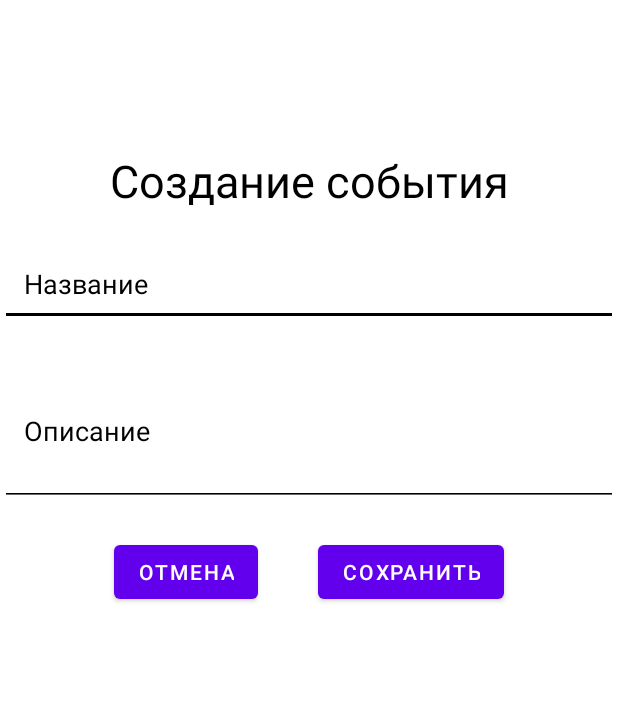
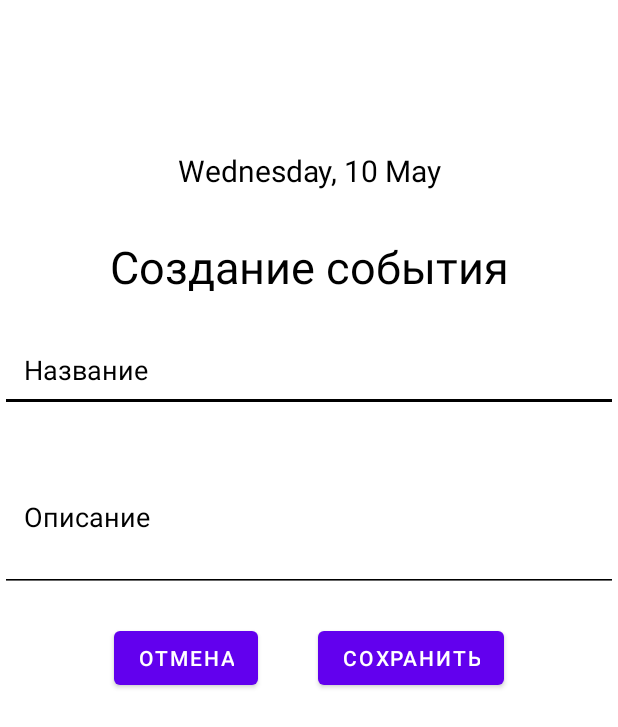
Before and after one commit to CreatFun/LifeRun, an Android app: the EventDetailsActivity screen opened directly, with no data from a screen before it, on a phone screen of 412 x 824 dp. Shown: the top 727 px of the screen. Run offline under Robolectric (Android 15) with nearby library versions, the phone set to English and light mode, and no system bars; our stand-ins replace Room's generated code.

Commit message:
added day of week and date displaying in event details activity

```diff
--- a/app/src/main/java/com/example/liferun/EventDetailsActivity.java
+++ b/app/src/main/java/com/example/liferun/EventDetailsActivity.java
@@ -14,6 +14,7 @@ import com.example.liferun.model.Event;
 import com.example.liferun.model.Note;
 
 import java.time.ZoneId;
+import java.time.format.DateTimeFormatter;
 import java.time.temporal.ChronoField;
 import java.time.temporal.TemporalField;
 import java.util.Calendar;
@@ -29,7 +30,7 @@ public class EventDetailsActivity extends AppCompatActivity {
     Button saveEventButton, cancelButton;
 
     private EditText eventName, eventDescription;
-    private TextView createEdit_text;
+    private TextView createEdit_text, eventDate_text;
 
     @Override
     protected void onCreate(Bundle savedInstanceState) {
@@ -39,8 +40,14 @@ public class EventDetailsActivity extends AppCompatActivity {
         eventName = findViewById(R.id.eventName);
         eventDescription = findViewById(R.id.eventDescription);
         createEdit_text = findViewById(R.id.createEdit_text);
+        eventDate_text = findViewById(R.id.eventDate_text);
         saveEventButton = findViewById(R.id.saveEventButton);
         cancelButton = findViewById(R.id.cancelButton);
+
+        String dateText;
+        DateTimeFormatter formatter = DateTimeFormatter.ofPattern("EEEE, dd MMMM");
+        dateText = CalendarPage.pickedDate.format(formatter);
+        eventDate_text.setText(CalendarPage.capitalizeFirstLetter(dateText));
 
 
         if (getIntent().hasExtra(EXTRA_EVENT)){
--- a/app/src/main/java/com/example/liferun/EventPopup.java
+++ b/app/src/main/java/com/example/liferun/EventPopup.java
@@ -54,7 +54,7 @@ public class EventPopup extends AppCompatActivity {
     private void updateEventsList() {
         date = findViewById(R.id.date);
         String dateText;
-        DateTimeFormatter formatter = DateTimeFormatter.ofPattern("dd MMMM");
+        DateTimeFormatter formatter = DateTimeFormatter.ofPattern("EEEE, dd MMMM");
         dateText = CalendarPage.pickedDate.format(formatter);
 //        dateText = String.valueOf(CalendarPage.pickedDate.getDayOfMonth())+CalendarPage.pickedDate.getMonth();
         date.setText(dateText);
--- a/app/src/main/res/layout/activity_event_details.xml
+++ b/app/src/main/res/layout/activity_event_details.xml
@@ -15,13 +15,24 @@
         android:layout_marginBottom="100sp">
 
         <TextView
+            android:id="@+id/eventDate_text"
+            android:textColor="@color/black"
+            android:layout_width="match_parent"
+            android:layout_height="wrap_content"
+            android:text="Среда, 10 мая"
+            android:textSize="20sp"
+            android:gravity="center"
+            />
+
+        <TextView
             android:id="@+id/createEdit_text"
             android:textColor="@color/black"
             android:layout_width="match_parent"
             android:layout_height="wrap_content"
             android:text="Создание события"
             android:textSize="30sp"
-            android:gravity="center"/>
+            android:gravity="center"
+            android:layout_marginTop="30sp"/>
 
         <EditText
             android:id="@+id/eventName"
```
